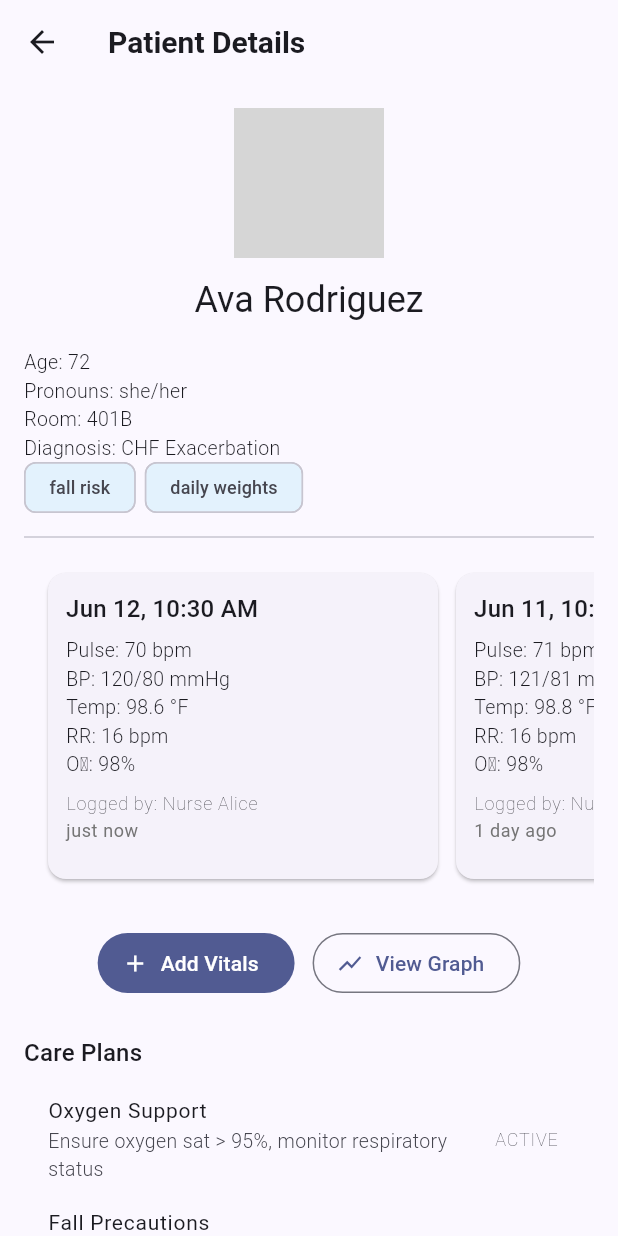
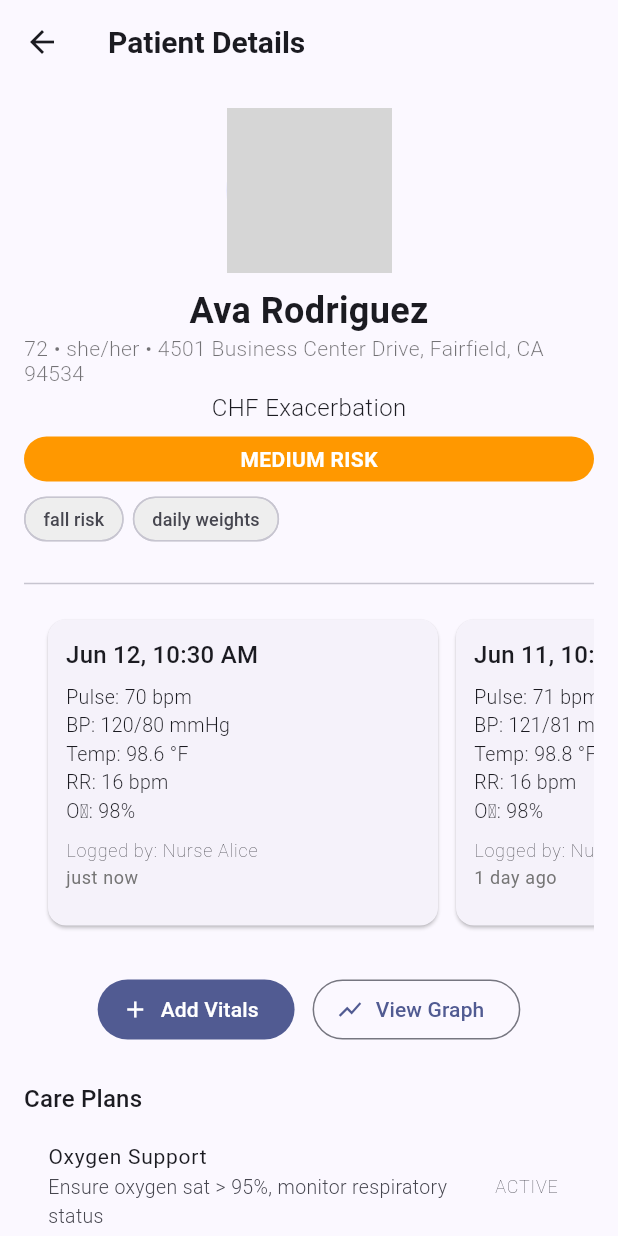
Before and after one commit to dataDrivenFitness/NurseOS_iOS, a Flutter app: the PatientDetailScreen screen opened directly with sample values from the repository, after a tap on "Add Vitals", on a phone screen of 412 x 824 dp. Run offline on Flutter 3.47's test engine with Material 3 defaults, Android fonts, the phone set to English and light mode, and no system bars; our stand-ins replace fl_chart, flutter_riverpod, image_picker, shared_preferences, timeago; accounts and stored records are empty; network calls fail; grey boxes are pictures that could not be loaded.

Commit message:
Updated Patient Detail Screen UX

```diff
--- a/lib/extensions/patient_risk_extension.dart
+++ b/lib/extensions/patient_risk_extension.dart
@@ -1,8 +1,32 @@
 import 'package:nurse_os/models/patient_model.dart';
-import 'package:nurse_os/extensions/risk_utils.dart';
+import 'package:nurse_os/extensions/risk_utils.dart'; // Assumes enum RiskLevel { low, medium, high }
 
 extension PatientRiskExtension on PatientModel {
+  /// Resolves the patient's risk level based on override, age, diagnosis flags, and tags.
   RiskLevel get resolvedRiskLevel {
-    return manualRiskOverride ?? determineRiskLevel(diagnosis);
+    // 1. Manual override takes priority
+    if (manualRiskOverride != null) return manualRiskOverride!;
+
+    // 2. Age-based logic
+    if (age != null && age! >= 80) return RiskLevel.high;
+    if (age != null && age! >= 65) return RiskLevel.medium;
+
+    // 3. Diagnosis-based logic (placeholder keyword matching)
+    if (diagnosis != null) {
+      final dx = diagnosis!.toLowerCase();
+      if (dx.contains('pneumonia') || dx.contains('sepsis')) {
+        return RiskLevel.high;
+      } else if (dx.contains('infection') || dx.contains('fall')) {
+        return RiskLevel.medium;
+      }
+    }
+
+    // 4. Tag-based logic
+    if (tags != null && tags!.any((t) => t.toLowerCase().contains('fall risk'))) {
+      return RiskLevel.medium;
+    }
+
+    // 5. Default
+    return RiskLevel.low;
   }
 }
--- a/lib/mock_data/mock_patient_data.dart
+++ b/lib/mock_data/mock_patient_data.dart
@@ -8,7 +8,7 @@ final mockPatients = [
     firstName: 'Ava',
     lastName: 'Rodriguez',
     age: 72,
-    roomNumber: '401B',
+    location: '4501 Business Center Drive, Fairfield, CA 94534',
     diagnosis: 'CHF Exacerbation',
     tags: ['fall risk', 'daily weights'],
     photoUrl: 'https://i.pravatar.cc/150?img=1',
@@ -24,7 +24,7 @@ final mockPatients = [
     firstName: 'Leo',
     lastName: 'Chen',
     age: 56,
-    roomNumber: '402A',
+    location: '402A',
     diagnosis: 'Pneumonia',
     tags: ['oxygen', 'telemetry'],
     photoUrl: 'https://i.pravatar.cc/150?img=2',
@@ -33,14 +33,14 @@ final mockPatients = [
     assignedNurses: ['nurse_001', 'nurse_002'],
     ownerUid: 'nurse_002',
     createdBy: 'nurse_002',
-    manualRiskOverride: null,
+    manualRiskOverride: RiskLevel.high, // Example of manual risk override
   ),
   PatientModel(
     id: 'patient_003',
     firstName: 'Maya',
     lastName: 'Singh',
     age: 65,
-    roomNumber: '403C',
+    location: '403C',
     diagnosis: 'Sepsis',
     tags: ['pain management'],
     photoUrl: null, // No photo available
@@ -56,7 +56,7 @@ final mockPatients = [
     firstName: 'Jamal',
     lastName: 'Brown',
     age: 70,
-    roomNumber: '404D',
+    location: '404D',
     diagnosis: 'Asthma',
     tags: ['no latex'],
     photoUrl: 'https://i.pravatar.cc/150?img=4',
@@ -72,7 +72,7 @@ final mockPatients = [
     firstName: 'Lina',
     lastName: 'Garcia',
     age: 60,
-    roomNumber: '405A',
+    location: '405A',
     diagnosis: 'Hyper Sexuality',
     tags: ['foot checks'],
     photoUrl: 'https://i.pravatar.cc/150?img=5',
--- a/lib/models/patient_model.dart
+++ b/lib/models/patient_model.dart
@@ -6,7 +6,7 @@ class PatientModel {
   final String firstName;
   final String lastName;
   final int age;
-  final String roomNumber;
+  final String location;
   final String diagnosis;
   final List<String>? tags;
   final RiskLevel? riskLevel;
@@ -23,7 +23,7 @@ class PatientModel {
     required this.firstName,
     required this.lastName,
     required this.age,
-    required this.roomNumber,
+    required this.location,
     required this.diagnosis,
     this.tags,
     this.riskLevel,
@@ -42,7 +42,7 @@ class PatientModel {
       'firstName': firstName,
       'lastName': lastName,
       'age': age,
-      'roomNumber': roomNumber,
+      'location': location,
       'diagnosis': diagnosis,
       'tags': tags,
       'riskLevel': riskLevel?.name,
@@ -62,7 +62,7 @@ class PatientModel {
       firstName: map['firstName'],
       lastName: map['lastName'],
       age: map['age'],
-      roomNumber: map['roomNumber'],
+      location: map['location'],
       diagnosis: map['diagnosis'],
       tags: map['tags'] != null ? List<String>.from(map['tags']) : null,
       riskLevel: map['riskLevel'] != null
--- a/lib/screens/add_patient_screen.dart
+++ b/lib/screens/add_patient_screen.dart
@@ -1,3 +1,5 @@
+// START GPT MOD
+// Full file modified: replaced 'roomNumber' with 'location' and added inline comments
 import 'package:flutter/material.dart';
 import 'package:flutter_riverpod/flutter_riverpod.dart';
 import 'package:nurse_os/models/patient_model.dart';
@@ -18,7 +20,7 @@ class _AddPatientScreenState extends ConsumerState<AddPatientScreen> {
   String _firstName = '';
   String _lastName = '';
   int _age = 0;
-  String _roomNumber = '';
+  String _location = '';
   String _diagnosis = '';
   String? _pronouns;
   RiskLevel? _manualOverride;
@@ -36,7 +38,7 @@ class _AddPatientScreenState extends ConsumerState<AddPatientScreen> {
               FirstNameField(onSaved: (val) => _firstName = val!),
               LastNameField(onSaved: (val) => _lastName = val!),
               AgeField(onSaved: (val) => _age = int.parse(val!)),
-              RoomNumberField(onSaved: (val) => _roomNumber = val!),
+              RoomNumberField(onSaved: (val) => _location = val!),
               DiagnosisField(onSaved: (val) => _diagnosis = val!),
               PronounsField(onSaved: (val) => _pronouns = val),
               RiskOverrideField(onSaved: (val) => _manualOverride = val),
@@ -51,7 +53,7 @@ class _AddPatientScreenState extends ConsumerState<AddPatientScreen> {
                       firstName: _firstName,
                       lastName: _lastName,
                       age: _age,
-                      roomNumber: _roomNumber,
+                      location: _location,
                       diagnosis: _diagnosis,
                       pronouns: _pronouns,
                       manualRiskOverride: _manualOverride,
@@ -74,3 +76,5 @@ class _AddPatientScreenState extends ConsumerState<AddPatientScreen> {
     );
   }
 }
+
+// END GPT MOD
--- a/lib/screens/patient_detail_screen.dart
+++ b/lib/screens/patient_detail_screen.dart
@@ -1,82 +1,146 @@
 import 'package:flutter/material.dart';
-import 'package:nurse_os/widgets/risk_widgets.dart';
 import 'package:flutter_riverpod/flutter_riverpod.dart';
-import '../models/patient_model.dart';
-import '../state/display_preferences_provider.dart';
-import '../widgets/vitals_interactive_section.dart';
-import '../widgets/care_plan_section.dart';
+import 'package:nurse_os/models/patient_model.dart';
+import 'package:nurse_os/state/display_preferences_provider.dart';
 import 'package:nurse_os/widgets/profile_avatar.dart';
+import 'package:nurse_os/widgets/vitals_interactive_section.dart';
+import 'package:nurse_os/widgets/care_plan_section.dart';
+import 'package:nurse_os/widgets/error_banner.dart';
+import 'package:nurse_os/state/vitals_provider.dart';
 import 'package:nurse_os/extensions/risk_utils.dart';
-import 'package:nurse_os/widgets/error_banner.dart';
-import '../state/vitals_provider.dart';
+import 'package:nurse_os/extensions/patient_risk_extension.dart';
 
-/// PatientDetailScreen renders the detailed profile view for a selected patient.
-/// Includes profile info, vitals display with error handling, and care plan section.
+/// Text styling and dimension constants for the patient detail screen.
+class _PatientStyles {
+  static const double avatarRadius = 55;
+  static const name = TextStyle(fontSize: 24, fontWeight: FontWeight.bold, height: 1.1);
+  static const meta = TextStyle(fontSize: 14, color: Colors.black54, height: 1.2);
+  static const diagnosis = TextStyle(fontSize: 16, height: 1.2);
+  static const riskPill = TextStyle(
+    fontSize: 14,
+    fontWeight: FontWeight.bold,
+    color: Colors.white,
+    height: 1,
+  );
+  static const tagFont = TextStyle(fontSize: 12);
+}
+
+/// Main detail screen showing full patient profile, vitals, and care plan.
 class PatientDetailScreen extends ConsumerWidget {
-  /// The patient whose details are being displayed
   final PatientModel patient;
 
   const PatientDetailScreen({super.key, required this.patient});
 
   @override
   Widget build(BuildContext context, WidgetRef ref) {
-    // Fetch user-specific display preferences (e.g. what fields to show)
     final prefs = ref.watch(displayPreferencesProvider);
+    final risk = patient.resolvedRiskLevel;
+    final hasRisk = prefs.showHighRiskAlerts &&
+        (risk == RiskLevel.high || risk == RiskLevel.medium);
 
     return Scaffold(
       appBar: AppBar(title: const Text('Patient Details')),
-      // Main scrollable content area
       body: ListView(
         padding: const EdgeInsets.all(16),
         children: [
-          // Patient profile photo and name
+          /// Profile image
           Center(
             child: buildProfileAvatar(
               context: context,
               imageUrl: patient.photoUrl,
               fullName: '${patient.firstName} ${patient.lastName}',
-              radius: 50,
+              radius: _PatientStyles.avatarRadius,
             ),
           ),
           const SizedBox(height: 12),
+
+          /// Center-aligned text block: Name, Meta, Diagnosis, Risk
           Center(
+            child: Column(
+              children: [
+                /// Full name
+                Text(
+                  '${patient.firstName} ${patient.lastName}',
+                  style: _PatientStyles.name,
+                ),
+
+                /// Meta line: Age • Pronouns • Location
+                if (prefs.showAge || prefs.showPreferredPronouns || prefs.showRoomNumber)
+                  Padding(
+                    padding: const EdgeInsets.only(top: 4),
                     child: Text(
-              '${patient.firstName} ${patient.lastName}',
-              style: Theme.of(context).textTheme.headlineSmall,
-            ),
-          ),
-          const SizedBox(height: 16),
-
-          // Conditionally show patient demographics
-          if (prefs.showAge) Text('Age: ${patient.age}'),
+                      [
+                        if (prefs.showAge) '${patient.age}',
                         if (prefs.showPreferredPronouns && patient.pronouns != null)
-            Text('Pronouns: ${patient.pronouns}'),
-          if (prefs.showRoomNumber) Text('Room: ${patient.roomNumber}'),
-          if (prefs.showDiagnosis) Text('Diagnosis: ${patient.diagnosis}'),
-
-          // Conditional risk badge
-          if ((prefs.showHighRiskAlerts &&
-              (patient.riskLevel == RiskLevel.medium || patient.riskLevel == RiskLevel.high)))
-            Container(
-              margin: const EdgeInsets.symmetric(vertical: 8),
-              padding: const EdgeInsets.symmetric(horizontal: 8, vertical: 4),
-              decoration: BoxDecoration(
-                color: patient.riskLevel == RiskLevel.high ? Colors.red : Colors.orange,
-                borderRadius: BorderRadius.circular(12),
-              ),
-              child: Text(
-                '${patient.riskLevel?.name.toUpperCase() ?? 'UNKNOWN'} RISK',
-                style: const TextStyle(color: Colors.white, fontWeight: FontWeight.bold),
+                          patient.pronouns!,
+                        if (prefs.showRoomNumber && patient.location != null)
+                          patient.location!
+                      ].join(' • '),
+                      style: _PatientStyles.meta,
                     ),
                   ),
 
-          // Optional patient tags
+                /// Diagnosis
+                if (prefs.showDiagnosis && patient.diagnosis != null)
+                  Padding(
+                    padding: const EdgeInsets.only(top: 4),
+                    child: Text(
+                      patient.diagnosis!,
+                      style: _PatientStyles.diagnosis,
+                    ),
+                  ),
+
+                /// Risk Pill
+                if (hasRisk)
+                  Container(
+                    margin: const EdgeInsets.symmetric(vertical: 10),
+                    width: double.infinity,
+                    padding: const EdgeInsets.symmetric(horizontal: 12, vertical: 8),
+                    decoration: BoxDecoration(
+                      color: risk == RiskLevel.high ? Colors.red : Colors.orange,
+                      borderRadius: BorderRadius.circular(999),
+                    ),
+                    child: Center(
+                      child: Text(
+                        '${risk.name.toUpperCase()} RISK',
+                        style: _PatientStyles.riskPill,
+                      ),
+                    ),
+                  ),
+              ],
+            ),
+          ),
+
+          /// Tags
           if (prefs.showTags && patient.tags != null && patient.tags!.isNotEmpty)
-            RiskTagRow(tags: patient.tags!),
+            Padding(
+              padding: const EdgeInsets.only(bottom: 12),
+              child: Wrap(
+                spacing: 6,
+                runSpacing: 4,
+                children: patient.tags!
+                    .map(
+                      (tag) => Chip(
+                        label: Text(tag, style: _PatientStyles.tagFont),
+                        padding: const EdgeInsets.symmetric(horizontal: 4, vertical: 1.5),
+                        backgroundColor:
+                            Theme.of(context).brightness == Brightness.dark
+                                ? Colors.grey[850]
+                                : Colors.grey[200],
+                        shape: RoundedRectangleBorder(
+                          borderRadius: BorderRadius.circular(999),
+                        ),
+                        materialTapTargetSize: MaterialTapTargetSize.shrinkWrap,
+                        visualDensity: VisualDensity.compact,
+                      ),
+                    )
+                    .toList(),
+              ),
+            ),
 
           const Divider(height: 32),
 
-          // Load vitals using Riverpod provider, with error-safe wrapper
+          /// Vitals Section
           ref.watch(vitalsProvider(patient.id)).when(
                 data: (vitals) => VitalsInteractiveSection(patientId: patient.id),
                 loading: () => const CircularProgressIndicator(),
@@ -88,7 +152,7 @@ class PatientDetailScreen extends ConsumerWidget {
 
           const SizedBox(height: 16),
 
-          // Vitals action buttons
+          /// Action Buttons
           Center(
             child: Wrap(
               alignment: WrapAlignment.center,
@@ -96,16 +160,12 @@ class PatientDetailScreen extends ConsumerWidget {
               runSpacing: 8,
               children: [
                 FilledButton.icon(
-                  onPressed: () {
-                    // TODO: Navigate to vitals entry
-                  },
+                  onPressed: () {},
                   icon: const Icon(Icons.add),
                   label: const Text("Add Vitals"),
                 ),
                 OutlinedButton.icon(
-                  onPressed: () {
-                    // TODO: Navigate to vitals graph
-                  },
+                  onPressed: () {},
                   icon: const Icon(Icons.show_chart),
                   label: const Text("View Graph"),
                 ),
@@ -115,7 +175,7 @@ class PatientDetailScreen extends ConsumerWidget {
 
           const SizedBox(height: 24),
 
-          // Static care plan section (no error wrapper yet)
+          /// Care Plan Section
           CarePlanSection(patientId: patient.id),
         ],
       ),
--- a/lib/widgets/patient_card_widget.dart
+++ b/lib/widgets/patient_card_widget.dart
@@ -1,3 +1,5 @@
+// START GPT MOD
+// Refactored full PatientCardWidget with restored layout, updated field name (location), and risk pill below avatar
 import 'package:flutter/material.dart';
 import 'package:nurse_os/models/patient_model.dart';
 import 'package:nurse_os/extensions/risk_utils.dart';
@@ -24,8 +26,7 @@ class PatientCardWidget extends StatelessWidget {
     const double riskPillPaddingH = 8.0;
 
     final risk = patient.resolvedRiskLevel;
-    final hasRisk = prefs.showHighRiskAlerts &&
-        (risk == RiskLevel.high || risk == RiskLevel.medium);
+    final hasRisk = risk == RiskLevel.high || risk == RiskLevel.medium;
 
     final isDark = Theme.of(context).brightness == Brightness.dark;
 
@@ -127,16 +128,16 @@ class PatientCardWidget extends StatelessWidget {
                           ],
                         ),
                       ),
-                    if (prefs.showRoomNumber && patient.roomNumber != null)
+                    if (prefs.showRoomNumber && patient.location != null)
                       RichText(
                         text: TextSpan(
-                          text: 'Room: ',
+                          text: 'Location: ',
                           style: DefaultTextStyle.of(context)
                               .style
                               .copyWith(fontWeight: FontWeight.bold),
                           children: [
                             TextSpan(
-                              text: patient.roomNumber!,
+                              text: patient.location!,
                               style: const TextStyle(fontWeight: FontWeight.normal),
                             ),
                           ],
@@ -183,3 +184,4 @@ class PatientCardWidget extends StatelessWidget {
     );
   }
 }
+// END GPT MOD
```
Also changed, not shown: 3 other files. Lines whose indentation alone changed are shown as unchanged.
